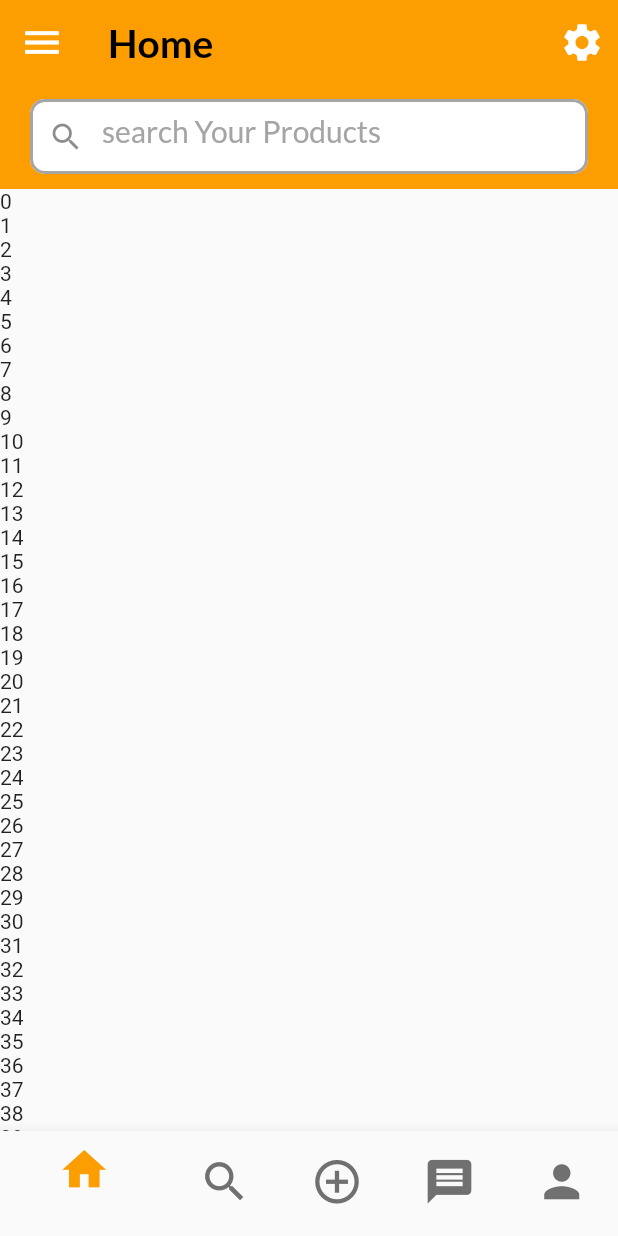
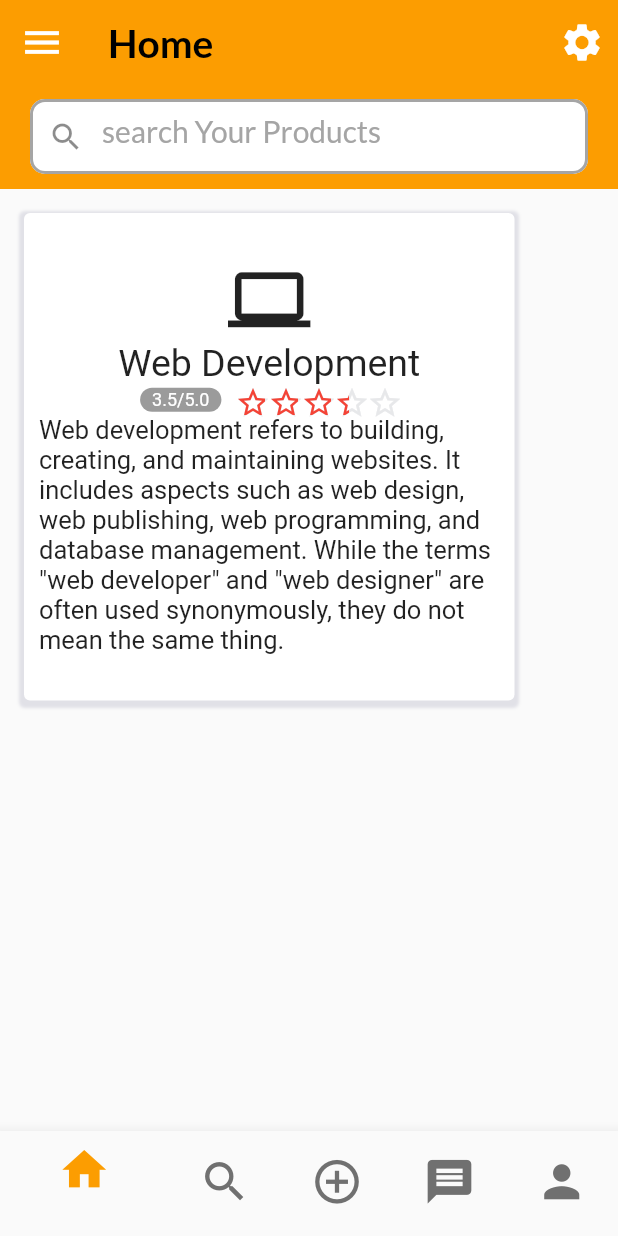
Before and after one commit to mdomarfaruk10/UI, a Flutter app: the screen it shows after launch, on a phone screen of 412 x 824 dp. Run offline on Flutter 3.47's test engine with Material 2 defaults, Android fonts, the phone set to English and light mode, and no system bars; drawn by our look-alikes of flutter_rating_stars; our stand-ins replace google_fonts, smooth_page_indicator.

Commit message:
custom containeer add

```diff
--- a/lib/screen/home_init_screen/screen/home_screen.dart
+++ b/lib/screen/home_init_screen/screen/home_screen.dart
@@ -1,6 +1,8 @@
 import 'package:flutter/material.dart';
 import 'package:flutter/services.dart';
+import 'package:flutter_rating_stars/flutter_rating_stars.dart';
 import 'package:webcoderit/utils/text_style.dart';
+import 'package:webcoderit/widget/_custom_container_widget.dart';
 import 'package:webcoderit/widget/input_field_widget.dart';
 
 class HomeScreen extends StatefulWidget {
@@ -11,6 +13,7 @@ class HomeScreen extends StatefulWidget {
 }
 
 class _HomeScreenState extends State<HomeScreen> {
+  double value=3.5;
 
   Widget build(BuildContext context) {
     return Scaffold(
@@ -40,14 +43,72 @@ class _HomeScreenState extends State<HomeScreen> {
             ),
             Expanded(
                 child: SingleChildScrollView(
+                  child: Padding(
+                    padding: EdgeInsets.all(16),
+                    child: CustomContainerWidget(
+                        height:325,
+                        width:327,
+                      widget: Column(
+                        mainAxisAlignment: MainAxisAlignment.center,
+                        crossAxisAlignment: CrossAxisAlignment.center,
+                        children: [
+                          Icon(Icons.computer,size: 55,),
+                          Text('Web Development',textAlign: TextAlign.center,style: TextStyle(fontSize: 25),),
+                      Center(
+                        child: RatingStars(
+                          value: value,
+                          onValueChanged: (v) {
+                            //
+                            setState(() {
+                              value = v;
+                            });
+                          },
+                          starBuilder: (index, color) => Icon(
+                            Icons.star_outline,
+                            color: color,
+                          ),
+                          starCount: 5,
+                          starSize: 20,
+                          valueLabelColor: const Color(0xff9b9b9b),
+                          valueLabelTextStyle: const TextStyle(
+                              color: Colors.white,
+                              fontWeight: FontWeight.w400,
+                              fontStyle: FontStyle.normal,
+                              fontSize: 12.0),
+                          valueLabelRadius: 10,
+                          maxValue: 5,
+                          starSpacing: 2,
+                          maxValueVisibility: true,
+                          valueLabelVisibility: true,
+                          animationDuration: Duration(milliseconds: 1000),
+                          valueLabelPadding:
+                          const EdgeInsets.symmetric(vertical: 1, horizontal: 8),
+                          valueLabelMargin: const EdgeInsets.only(right: 8),
+                          starOffColor: const Color(0xffe7e8ea),
+                          starColor: Colors.red
+                        ),
+                      ),
 
-                  child:  ListView.builder(
-                    physics: ScrollPhysics(),
-                    shrinkWrap: true,
-                    itemCount: 45,
-                    itemBuilder:(context,index){
-                      return Text("${index}");
-                    } ,),
+                          Text('Web development refers to building, '
+                              'creating, and maintaining websites. '
+                              'It includes aspects such as web design, '
+                              'web publishing, web programming,'
+                              ' and database management.'
+                              ' While the terms "web developer"'
+                              ' and "web designer" are often used synonymously, '
+                              'they do not mean the same thing.',style: TextStyle(fontSize: 17),),
+                        ],
+                      ),
+
+                    ),
+                  ),
+                  // child:  ListView.builder(
+                  //   physics: ScrollPhysics(),
+                  //   shrinkWrap: true,
+                  //   itemCount: 45,
+                  //   itemBuilder:(context,index){
+                  //     return Text("${index}");
+                  //   } ,),
                 ),),
           ],
         ),
--- a/lib/screen/home_init_screen/screen/search_screen.dart
+++ b/lib/screen/home_init_screen/screen/search_screen.dart
@@ -1,9 +1,42 @@
 import 'package:flutter/material.dart';
+import 'package:webcoderit/widget/_custom_container_widget.dart';
 class SearchScreen extends StatelessWidget {
   const SearchScreen({Key? key}) : super(key: key);
 
   @override
   Widget build(BuildContext context) {
-    return const Placeholder();
+    return Scaffold(
+      appBar: AppBar(
+        title: Text("text"),
+      ),
+      body:Padding(
+        padding: EdgeInsets.all(20),
+        child: Column(
+          children: [
+            CustomContainerWidget(
+              height:325,
+              width:327,
+              widget: Column(
+                mainAxisAlignment: MainAxisAlignment.center,
+                crossAxisAlignment: CrossAxisAlignment.center,
+                children: [
+                  Icon(Icons.computer,size: 55,),
+                  Text('Web Development',textAlign: TextAlign.center,style: TextStyle(fontSize: 25),),
+                  Text('Web development refers to building, '
+                      'creating, and maintaining websites. '
+                      'It includes aspects such as web design, '
+                      'web publishing, web programming,'
+                      ' and database management.'
+                      ' While the terms "web developer"'
+                      ' and "web designer" are often used synonymously, '
+                      'they do not mean the same thing.',style: TextStyle(fontSize: 17),),
+                ],
+              ),
+
+            )
+          ],
+        ),
+      ),
+    );
   }
 }
--- a/lib/screen/login_screen.dart
+++ b/lib/screen/login_screen.dart
@@ -1,4 +1,4 @@
-import 'package:flutter/material.dart';
+  import 'package:flutter/material.dart';
 import 'package:webcoderit/utils/color.dart';
 import 'package:webcoderit/utils/text_style.dart';
 import 'package:webcoderit/widget/button_widget.dart';
--- /dev/null
+++ b/lib/widget/_custom_container_widget.dart
@@ -0,0 +1,36 @@
+import 'package:flutter/material.dart';
+class CustomContainerWidget extends StatelessWidget {
+  final Widget widget;
+ final double? height;
+ final double? width;
+  CustomContainerWidget({Key? key,
+  required this.widget,
+     this.height,
+    this.width
+
+  }) : super(key: key);
+
+  @override
+  Widget build(BuildContext context) {
+    return Container(
+      height: height==height?height:100,
+      width: width==width?width:100,
+      decoration: BoxDecoration(
+          boxShadow: [
+            BoxShadow(
+              color: Color(0xff00000040).withOpacity(0.1),
+              spreadRadius: 3,
+              blurRadius: 1,
+              offset: Offset(0,2), // changes position of shadow
+            ),
+          ],
+          borderRadius: BorderRadius.circular(4),
+          color: Color(0xffFFFFFF)
+      ),
+      child:Padding(
+        padding: EdgeInsets.all(10),
+        child: widget,
+      ),
+    );
+  }
+}
--- a/pubspec.yaml
+++ b/pubspec.yaml
@@ -39,6 +39,7 @@ dependencies:
   google_fonts:
   http:
   smooth_page_indicator: ^1.0.0+2
+  flutter_rating_stars: ^1.0.3+4
 
 dev_dependencies:
   flutter_test:
```
Also changed, not shown: lib/widget/outline_roundbutton.dart (added, +31 -0 lines), pubspec.lock.
